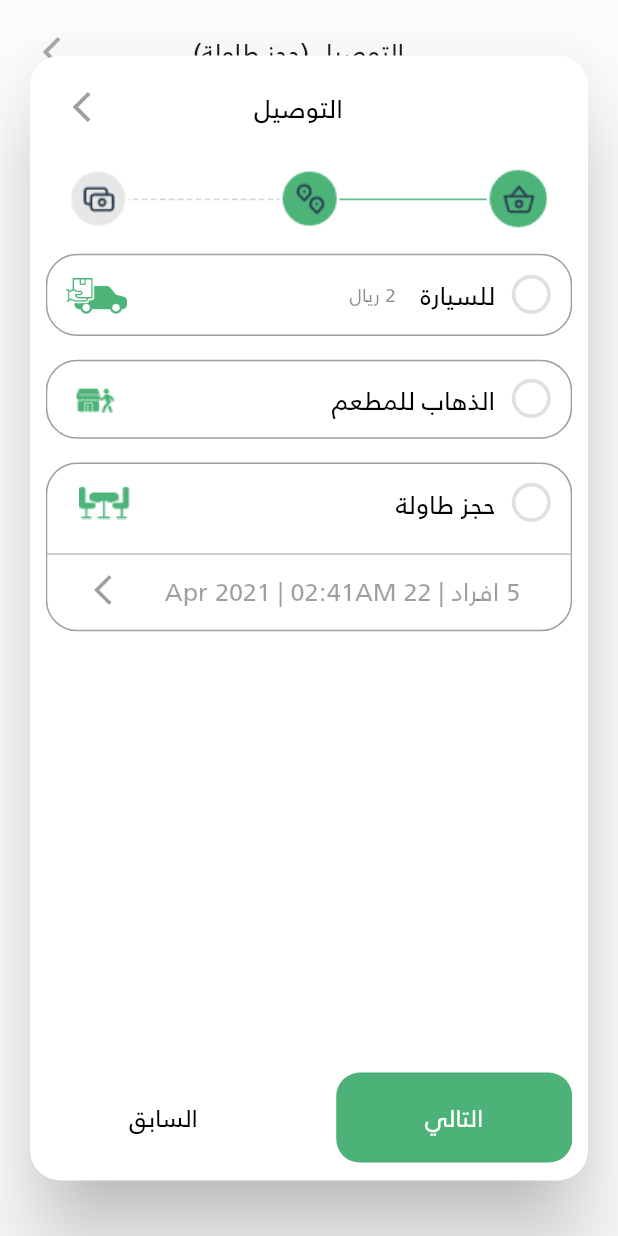
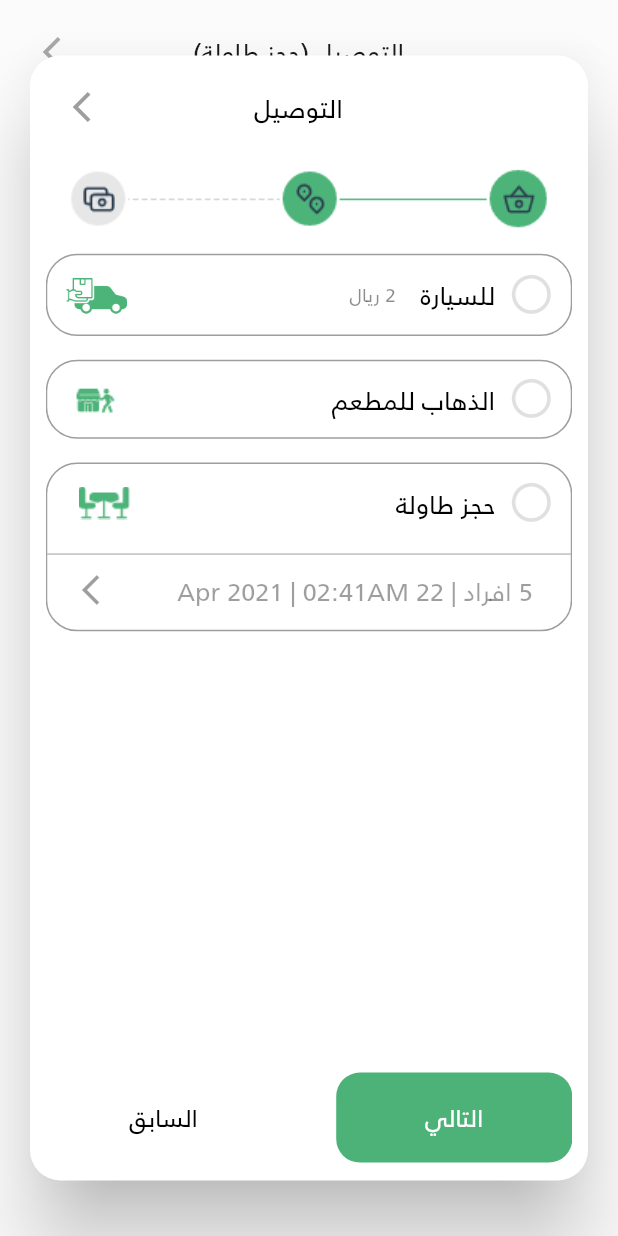
Before and after one commit to mualii/rest_cafe, a Flutter app: the BookingScreen widget shown alone on an empty page, opened directly, after a tap on "اضف", on a phone screen of 412 x 824 dp. Run offline on Flutter 3.47's test engine with Material 2 defaults, Android fonts, the phone set to English and light mode, and no system bars; our stand-ins replace awesome_dialog, badges, bloc, easy_localization, flutter_bloc, flutter_rating_bar and 4 more.

Commit message:
- change in UI.

```diff
--- a/lib/modules/Payment_screens/second_payment_screen.dart
+++ b/lib/modules/Payment_screens/second_payment_screen.dart
@@ -30,8 +30,8 @@ class PaymentScreen2 extends StatelessWidget {
               DetailsField(
                 title: 'الاسم بالكامل',
                 iconData: Container(
-                    height: 20,
-                    child: Image.asset("assets/images/ic_input_user.png")),
+                    height: 10,
+                    child: Image.asset("assets/images/ic_input_user.png",)),
               ),
               DetailsField(
                 title: 'رقم الكارت',
--- a/lib/modules/add_screen/addScreen.dart
+++ b/lib/modules/add_screen/addScreen.dart
@@ -30,7 +30,7 @@ class AddScreen extends StatelessWidget {
         },
         builder: (context, state) {
           return Container(
-            padding: EdgeInsets.all(10.sp),
+            padding: EdgeInsets.all(8.sp),
             child: SingleChildScrollView(
               child: Column(
                 children: [
--- a/lib/modules/card_screen_2/cardScreen2.dart
+++ b/lib/modules/card_screen_2/cardScreen2.dart
@@ -131,7 +131,7 @@ class CardScreen2 extends StatelessWidget {
                                     title: "نيسان | 213123 | ازرق",
                                     color: Colors.black38,
                                     font: 16.sp),
-                                SizedBox(width: .23.sw),
+                                SizedBox(width: .25.sw),
                                 Icon(
                                   Icons.arrow_forward_ios,
                                   color: Colors.black38,
@@ -253,7 +253,7 @@ class CardScreen2 extends StatelessWidget {
                                             "5 افراد | 22 Apr 2021 | 02:41AM",
                                         color: Colors.black38,
                                         font: 16.sp),
-                                    SizedBox(width: .05.sw),
+                                    SizedBox(width: .09.sw),
                                     Icon(
                                       Icons.arrow_forward_ios,
                                       color: Colors.black38,
@@ -348,7 +348,7 @@ class DeliveryScreen extends StatelessWidget {
   @override
   Widget build(BuildContext context) {
     return Container(
-      height: .57.sh,
+      height: .60.sh,
       padding: EdgeInsets.all(10.sp),
       child: Column(
         children: [
@@ -547,7 +547,7 @@ class BookingScreen extends StatelessWidget {
   @override
   Widget build(BuildContext context) {
     return Container(
-      height: .35.sh,
+      height: .40.sh,
       padding: EdgeInsets.all(10.sp),
       child: Column(
         children: [
--- a/lib/modules/card_screen_3/cardScreen3.dart
+++ b/lib/modules/card_screen_3/cardScreen3.dart
@@ -84,7 +84,7 @@ class CardScreen3 extends StatelessWidget {
                             title: "دفع بسداد",
                             font: 16.sp,
                             color: Colors.black),
-                        SizedBox(width: .32.sw),
+                        SizedBox(width: .35.sw),
                         Container(
                             height: 15.h,
                             child: Image.asset("assets/images/pay (1).png")),
--- a/lib/modules/contact_screen/contactScreen.dart
+++ b/lib/modules/contact_screen/contactScreen.dart
@@ -23,7 +23,7 @@ class ContactScreen extends StatelessWidget {
               Row(
                 children: [
                   myTitle(title: "ايميل", color: Colors.black, font: 15.sp),
-                  SizedBox(width: .31.sw),
+                  SizedBox(width: .38.sw),
                   myTitle(
                       title: "support@zoq.com",
                       color: Colors.black38,
@@ -36,7 +36,7 @@ class ContactScreen extends StatelessWidget {
               Row(
                 children: [
                   myTitle(title: "رقم هاتف", color: Colors.black, font: 15.sp),
-                  SizedBox(width: .33.sw),
+                  SizedBox(width: .40.sw),
                   myTitle(
                       title: "543-649-3478",
                       color: Colors.black38,
--- a/lib/modules/detail_screen/detailScreen.dart
+++ b/lib/modules/detail_screen/detailScreen.dart
@@ -25,7 +25,7 @@ class DetailScreen extends StatelessWidget {
         builder: (context, state) {
           return Scaffold(
             appBar: AppBar(
-              toolbarHeight: 190.h,
+              toolbarHeight: 205.h,
               flexibleSpace: SafeArea(
                 child: Column(
                   children: [
--- a/lib/modules/home_screen/homeScreen.dart
+++ b/lib/modules/home_screen/homeScreen.dart
@@ -165,7 +165,7 @@ class LabolOfSecondListView extends StatelessWidget {
           border: Border.all(color: Color(0xffDADADA)),
           borderRadius: BorderRadius.circular(20.sp)),
       child: Padding(
-        padding: EdgeInsets.all(8.0.sp),
+        padding: EdgeInsets.all(6.0.sp),
         child: Row(
           children: [
             Container(
--- a/lib/modules/login_screen/loginScreen.dart
+++ b/lib/modules/login_screen/loginScreen.dart
@@ -32,12 +32,13 @@ class LoginScreen extends StatelessWidget {
               //   myTitle(title: "RESTCAFE", font: 50.sp, color: color1,),
               SizedBox(height: .15.sh),
               Container(
-                height: 49.h,
+                height: 57.h,
                 width: .91.sw,
                 child: InternationalPhoneNumberInput(
                   textAlign: TextAlign.right,
                   inputDecoration: InputDecoration(
                     hintText: "رقم الهاتف",
+
                     hintStyle: TextStyle(
                       color: Color(0xffAAAAAA),
                       fontSize: 16.sp,
```
Also changed, not shown: lib/modules/card_screen/cardScreen.dart (+7 -3 lines), lib/modules/order/order_detail_ٍscreen/orderDedailScreen.dart (+5 -3 lines), pubspec.lock, 5 other files.
